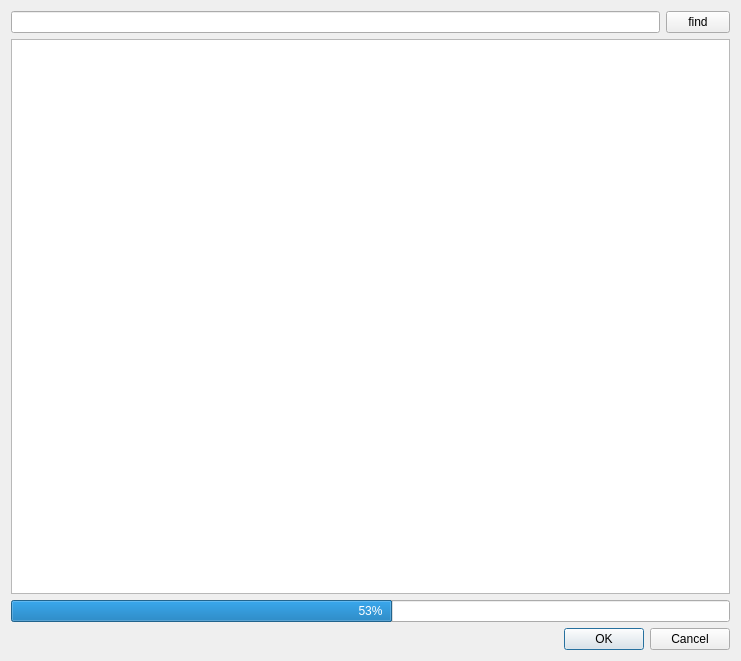
This is ui/manager.ui in euroelessar/qutim as Qt 5 draws it before an edit. The edited form follows.
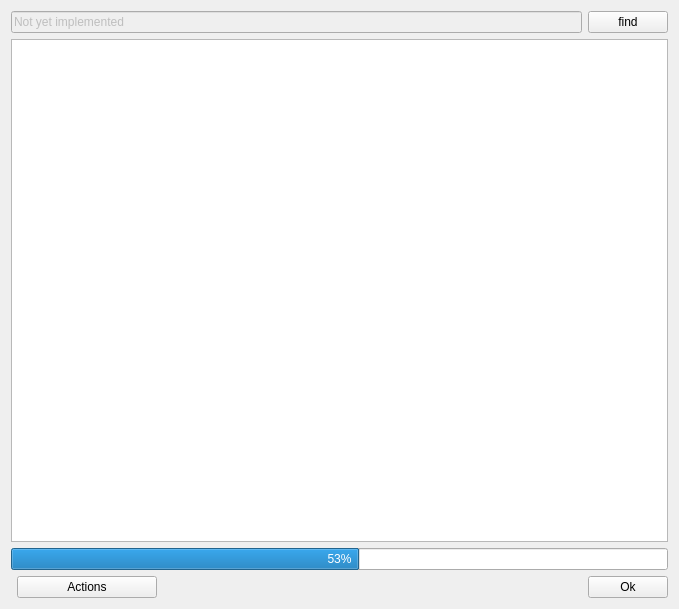
This is the edited form. Icons and pictures are not drawn.

The edit to the form file:
```diff
--- a/ui/manager.ui
+++ b/ui/manager.ui
@@ -6,8 +6,8 @@
    <rect>
     <x>0</x>
     <y>0</y>
-    <width>741</width>
-    <height>661</height>
+    <width>679</width>
+    <height>609</height>
    </rect>
   </property>
   <property name="minimumSize">
@@ -23,20 +23,10 @@
    <property name="spacing">
     <number>6</number>
    </property>
-   <item row="2" column="0" rowspan="6" colspan="4">
+   <item row="2" column="0" rowspan="6" colspan="6">
     <widget class="QTreeView" name="treeView"/>
    </item>
-   <item row="0" column="0" colspan="3">
-    <widget class="QLineEdit" name="lineEdit"/>
-   </item>
-   <item row="9" column="2" colspan="2">
-    <widget class="QDialogButtonBox" name="buttonBox">
-     <property name="standardButtons">
-      <set>QDialogButtonBox::Cancel|QDialogButtonBox::Ok</set>
-     </property>
-    </widget>
-   </item>
-   <item row="8" column="0" colspan="4">
+   <item row="8" column="0" colspan="6">
     <widget class="QProgressBar" name="progressBar">
      <property name="minimum">
       <number>0</number>
@@ -49,11 +39,79 @@
      </property>
     </widget>
    </item>
-   <item row="0" column="3">
+   <item row="1" column="0" colspan="5">
+    <widget class="QLineEdit" name="lineEdit">
+     <property name="enabled">
+      <bool>false</bool>
+     </property>
+     <property name="inputMask">
+      <string/>
+     </property>
+     <property name="text">
+      <string>Not yet implemented</string>
+     </property>
+     <property name="readOnly">
+      <bool>true</bool>
+     </property>
+    </widget>
+   </item>
+   <item row="13" column="5">
+    <widget class="QPushButton" name="okButton">
+     <property name="text">
+      <string>Ok</string>
+     </property>
+    </widget>
+   </item>
+   <item row="13" column="2">
+    <spacer name="horizontalSpacer">
+     <property name="orientation">
+      <enum>Qt::Horizontal</enum>
+     </property>
+     <property name="sizeHint" stdset="0">
+      <size>
+       <width>40</width>
+       <height>20</height>
+      </size>
+     </property>
+    </spacer>
+   </item>
+   <item row="13" column="1">
+    <widget class="QPushButton" name="actionsButton">
+     <property name="minimumSize">
+      <size>
+       <width>140</width>
+       <height>0</height>
+      </size>
+     </property>
+     <property name="maximumSize">
+      <size>
+       <width>200</width>
+       <height>16777215</height>
+      </size>
+     </property>
+     <property name="text">
+      <string>Actions</string>
+     </property>
+     <property name="icon">
+      <iconset resource="../icons.qrc">
+       <normaloff>:/icons/internet.png</normaloff>:/icons/internet.png</iconset>
+     </property>
+     <property name="checkable">
+      <bool>true</bool>
+     </property>
+     <property name="default">
+      <bool>false</bool>
+     </property>
+     <property name="flat">
+      <bool>false</bool>
+     </property>
+    </widget>
+   </item>
+   <item row="1" column="5">
     <widget class="QPushButton" name="pushButton">
      <property name="maximumSize">
       <size>
-       <width>64</width>
+       <width>96</width>
        <height>24</height>
       </size>
      </property>
```
Left out of the diff: 4 changed lines with no effect on the pictures.
